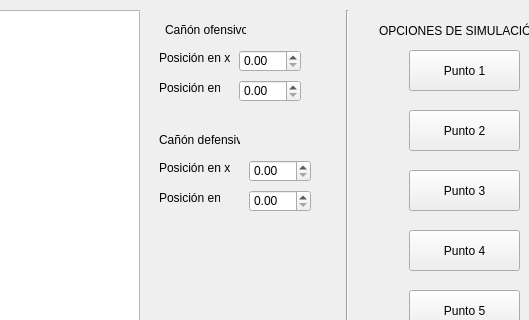
Qt form Parcial3/mainwindow.ui (angeelorenaoc/Parcial-Final) before a commit; both pictures show x 481 to 1010 and y 0 to 320 of the 1010 by 496 pixel window.
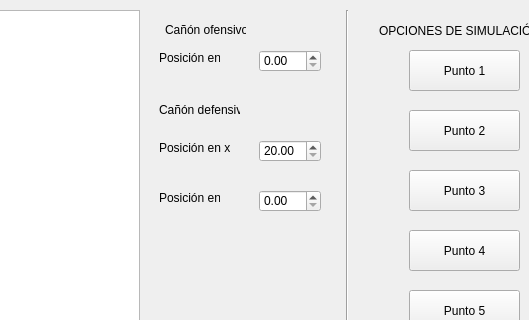
The same form after that commit.

The edit to the form file:
```diff
--- a/Parcial3/mainwindow.ui
+++ b/Parcial3/mainwindow.ui
@@ -41,7 +41,7 @@
     <property name="geometry">
      <rect>
       <x>640</x>
-      <y>130</y>
+      <y>100</y>
       <width>81</width>
       <height>20</height>
      </rect>
@@ -50,21 +50,11 @@
      <string>Cañón defensivo</string>
     </property>
    </widget>
-   <widget class="QDoubleSpinBox" name="XO">
-    <property name="geometry">
-     <rect>
-      <x>720</x>
-      <y>50</y>
-      <width>62</width>
-      <height>22</height>
-     </rect>
-    </property>
-   </widget>
    <widget class="QDoubleSpinBox" name="YO">
     <property name="geometry">
      <rect>
-      <x>720</x>
-      <y>80</y>
+      <x>740</x>
+      <y>50</y>
       <width>62</width>
       <height>22</height>
      </rect>
@@ -73,41 +63,34 @@
    <widget class="QDoubleSpinBox" name="XD">
     <property name="geometry">
      <rect>
-      <x>730</x>
-      <y>160</y>
+      <x>740</x>
+      <y>140</y>
       <width>62</width>
       <height>22</height>
      </rect>
     </property>
+    <property name="minimum">
+     <double>20.000000000000000</double>
+    </property>
+    <property name="maximum">
+     <double>1000.000000000000000</double>
+    </property>
    </widget>
    <widget class="QDoubleSpinBox" name="YD">
     <property name="geometry">
      <rect>
-      <x>730</x>
+      <x>740</x>
       <y>190</y>
       <width>62</width>
       <height>22</height>
      </rect>
     </property>
    </widget>
-   <widget class="QLabel" name="label_3">
-    <property name="geometry">
-     <rect>
-      <x>640</x>
-      <y>50</y>
-      <width>71</width>
-      <height>16</height>
-     </rect>
-    </property>
-    <property name="text">
-     <string>Posición en x</string>
-    </property>
-   </widget>
    <widget class="QLabel" name="label_4">
     <property name="geometry">
      <rect>
       <x>640</x>
-      <y>80</y>
+      <y>50</y>
       <width>61</width>
       <height>16</height>
      </rect>
@@ -120,7 +103,7 @@
     <property name="geometry">
      <rect>
       <x>640</x>
-      <y>160</y>
+      <y>140</y>
       <width>71</width>
       <height>16</height>
      </rect>
```
